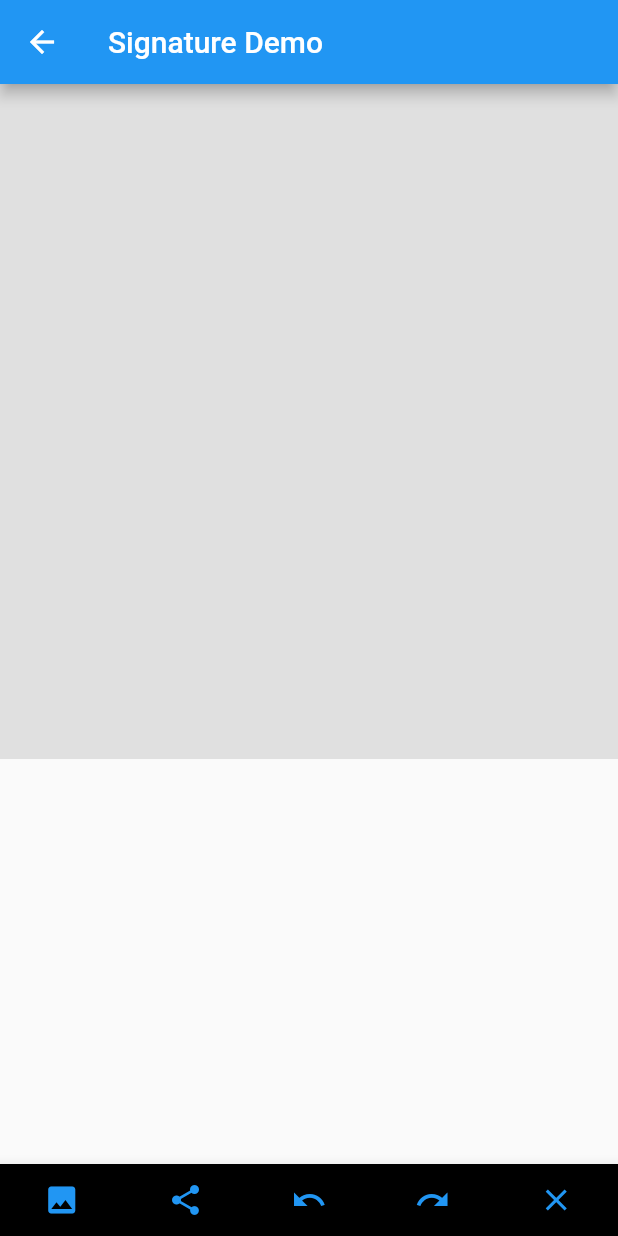
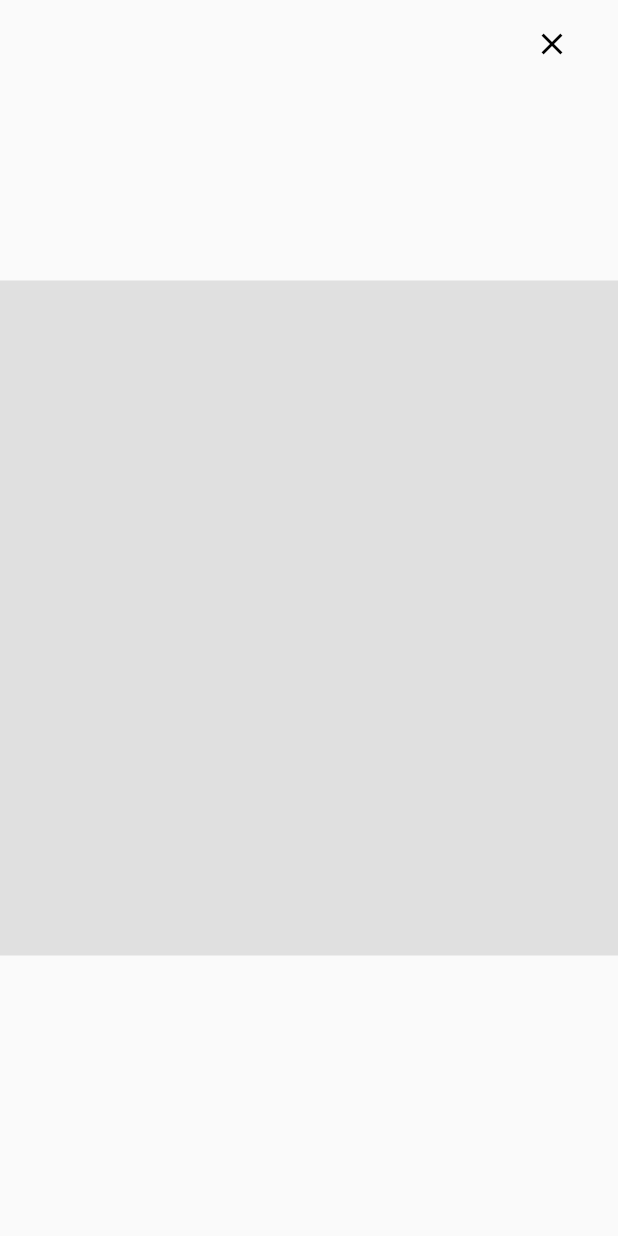
Before and after one commit to itskenzylimon/Activity, a Flutter app: the SignatureView screen opened directly, on a phone screen of 412 x 824 dp. Run offline on Flutter 3.47's test engine with Material 2 defaults, Android fonts, the phone set to English and light mode, and no system bars; our stand-ins replace file_picker, flutter_html; missing offline and left inert: dart:html.

Commit message:
display signature pad and create method to convert signature to base64, fix conflicts

```diff
--- a/lib/core/forms/form_builder.dart
+++ b/lib/core/forms/form_builder.dart
@@ -4,6 +4,7 @@ import 'dart:io';
 
 import 'package:activity/activity.dart';
 import 'package:file_picker/file_picker.dart';
+import 'package:activity/core/forms/signature_pad.dart';
 import 'package:flutter/material.dart';
 import 'package:flutter_html/flutter_html.dart';
 
@@ -1123,7 +1124,10 @@ TextEditingController textCont = TextEditingController();
     }
 
     Container signaturepad(Map<String, dynamic> element) {
-      return Container();
+      return Container(
+        height: 450,
+        child: SignatureView()
+      );
     }
 
     Visibility html(Map<String, dynamic> element) {
--- a/lib/core/forms/signature_pad.dart
+++ b/lib/core/forms/signature_pad.dart
@@ -1,6 +1,9 @@
+import 'dart:convert';
 import 'dart:developer';
+import 'dart:html';
 import 'dart:typed_data';
 
+import 'package:activity/activity.dart';
 import 'package:activity/core/forms/signature.dart';
 import 'package:flutter/cupertino.dart';
 import 'package:flutter/material.dart';
@@ -35,148 +38,52 @@ class _SignatureViewState extends State<SignatureView> {
     super.dispose();
   }
 
-  // Future<void> exportImage(BuildContext context) async {
-  //   if (_controller.isEmpty) {
-  //     ScaffoldMessenger.of(context).showSnackBar(
-  //       const SnackBar(
-  //         key: Key('snackbarPNG'),
-  //         content: Text('No content'),
-  //       ),
-  //     );
-  //     return;
-  //   }
-  //
-  //   final Uint8List? data =
-  //   await _controller.toPngBytes(height: 1000, width: 1000);
-  //   if (data == null) {
-  //     return;
-  //   }
-  //
-  //   if (!mounted) return;
-  //
-  //   await push(
-  //     context,
-  //     Scaffold(
-  //       appBar: AppBar(
-  //         title: const Text('PNG Image'),
-  //       ),
-  //       body: Center(
-  //         child: Container(
-  //           color: Colors.grey[300],
-  //           child: Image.memory(data),
-  //         ),
-  //       ),
-  //     ),
-  //   );
-  // }
-  //
-  // Future<void> exportSVG(BuildContext context) async {
-  //   if (_controller.isEmpty) {
-  //     ScaffoldMessenger.of(context).showSnackBar(
-  //       const SnackBar(
-  //         key: Key('snackbarSVG'),
-  //         content: Text('No content'),
-  //       ),
-  //     );
-  //     return;
-  //   }
-  //
-  //   final SvgPicture data = _controller.toSVG()!;
-  //
-  //   if (!mounted) return;
-  //
-  //   await push(
-  //     context,
-  //     Scaffold(
-  //       appBar: AppBar(
-  //         title: const Text('SVG Image'),
-  //       ),
-  //       body: Center(
-  //         child: Container(
-  //           color: Colors.grey[300],
-  //           child: data,
-  //         ),
-  //       ),
-  //     ),
-  //   );
-  // }
+   exportImage() async {
+    final Uint8List? data =
+    await _controller.toPngBytes(height: 1000, width: 1000);
+    if (data == null) {
+      return;
+    } else {
+      convertToBase64(data);
+    }
+    if (!mounted) return;
+  }
+
+  convertToBase64(var image) async {
+    List<int> fileInByte = image.readAsBytesSync();
+    String fileInBase64 = base64Encode(fileInByte);
+    return fileInBase64;
+  }
 
   @override
   Widget build(BuildContext context) {
     return Scaffold(
-      appBar: AppBar(
-        title: const Text('Signature Demo'),
-      ),
-      body: ListView(
-        children: <Widget>[
-          //SIGNATURE CANVAS
+      body: Stack(
+        children: [
           Signature(
             key: const Key('signature'),
             controller: _controller,
             height: 450,
             backgroundColor: Colors.grey[300]!,
           ),
-          //OK AND CLEAR BUTTONS
+          Positioned(
+            right: 20,
+            top: 5,
+            child: IconButton(
+              onPressed: () {
+                _controller.clear();
+              },
+              icon: Icon(
+                Icons.clear,
+                color: Colors.black,
+              ),
+            ),
+          ),
         ],
-      ),
-      bottomNavigationBar: BottomAppBar(
-        child: Container(
-          decoration: const BoxDecoration(color: Colors.black),
-          child: Row(
-            mainAxisAlignment: MainAxisAlignment.spaceAround,
-            mainAxisSize: MainAxisSize.max,
-            children: <Widget>[
-              //SHOW EXPORTED IMAGE IN NEW ROUTE
-              IconButton(
-                key: const Key('exportPNG'),
-                icon: const Icon(Icons.image),
-                color: Colors.blue,
-                onPressed: () {},
-                // => exportImage(context),
-                tooltip: 'Export Image',
-              ),
-              IconButton(
-                key: const Key('exportSVG'),
-                icon: const Icon(Icons.share),
-                color: Colors.blue,
-                onPressed: () {},
-                //exportSVG(context),
-                tooltip: 'Export SVG',
-              ),
-              IconButton(
-                icon: const Icon(Icons.undo),
-                color: Colors.blue,
-                onPressed: () {
-                  setState(() => _controller.undo());
-                },
-                tooltip: 'Undo',
-              ),
-              IconButton(
-                icon: const Icon(Icons.redo),
-                color: Colors.blue,
-                onPressed: () {
-                  setState(() => _controller.redo());
-                },
-                tooltip: 'Redo',
-              ),
-              //CLEAR CANVAS
-              IconButton(
-                key: const Key('clear'),
-                icon: const Icon(Icons.clear),
-                color: Colors.blue,
-                onPressed: () {
-                  setState(() => _controller.clear());
-                },
-                tooltip: 'Clear',
-              ),
-            ],
-          ),
-        ),
       ),
     );
   }
 }
-
 
 Future push(context, widget) {
   return Navigator.of(context).push(
```
Also changed, not shown: example/lib/controller.dart (+10 -3 lines).
